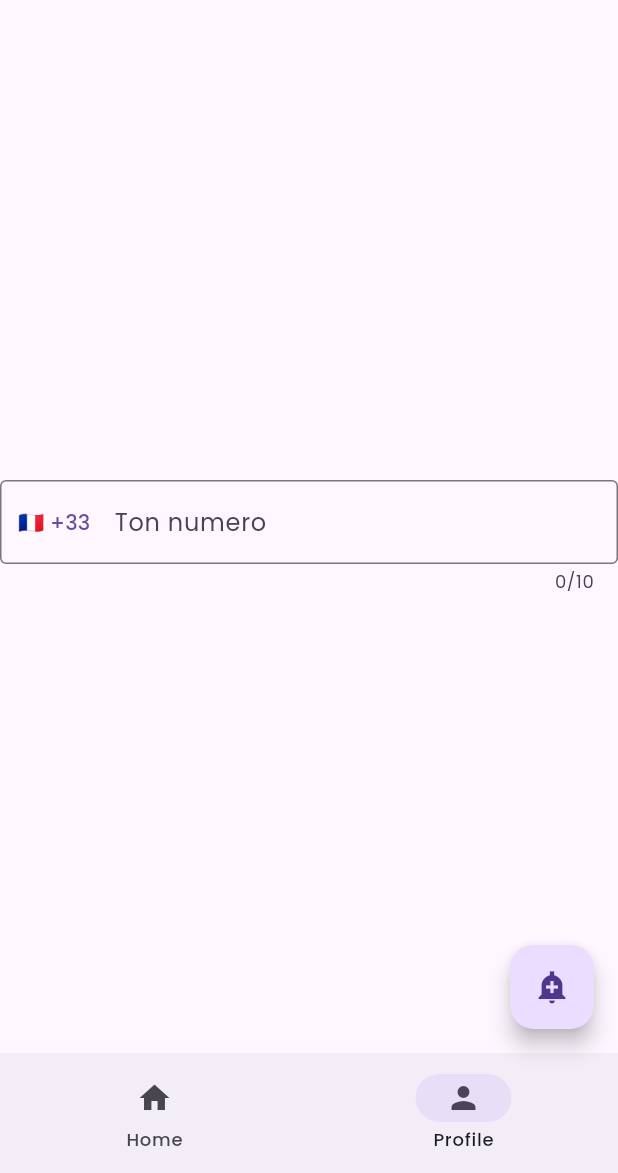
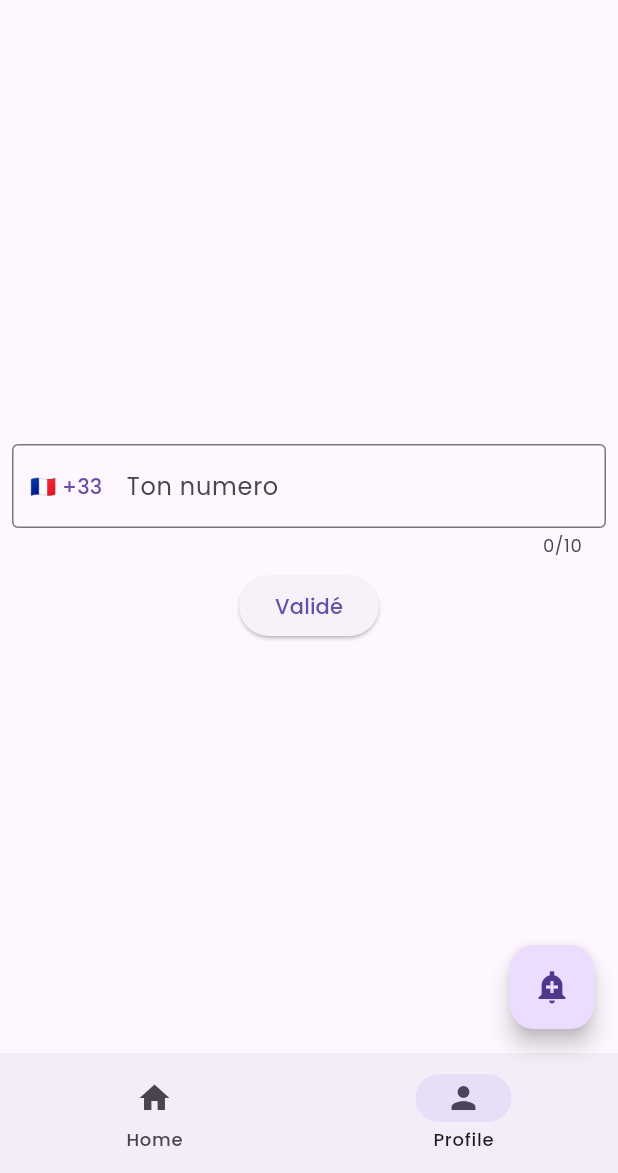
Before and after one commit to KangPvP/MyMobileApp, a Flutter app: the screen it shows after launch, item 2 of the bottom bar chosen, on a phone screen of 412 x 824 dp, the part 63-1236 px from its top. Run offline on Flutter 3.47's test engine with Material 3 defaults, Android fonts, the phone set to English and light mode, and no system bars; our stand-ins replace country_picker, flutter_riverpod, flutter_svg.

Commit message:
Add button Validé et Formatter numberOnly

```diff
--- a/flutter_app_3/lib/pages/home.dart
+++ b/flutter_app_3/lib/pages/home.dart
@@ -106,10 +106,10 @@ class HomePage extends StatelessWidget {
         elevation: 0.0,
         centerTitle: true,
         leading: GestureDetector(
-            onTap: () {
+          onTap: () {
 
-            },
-            child: Container(
+          },
+          child: Container(
             margin: const EdgeInsets.all(10),
             alignment: Alignment.center,
             decoration: BoxDecoration(
--- a/flutter_app_3/lib/pages/mainpage.dart
+++ b/flutter_app_3/lib/pages/mainpage.dart
@@ -17,7 +17,7 @@ class MainPage extends StatelessWidget {
             ),
           );
         },
-        child: const Text('Learn Flutter')
+        child: const Text('Learn Flutterss')
       )
     );
   }
--- a/flutter_app_3/lib/pages/profilpage.dart
+++ b/flutter_app_3/lib/pages/profilpage.dart
@@ -1,4 +1,6 @@
 import 'package:flutter/material.dart';
+import 'package:flutter/services.dart';
+import 'package:flutter_app_3/pages/veriftelpage.dart';
 import 'package:flutter_app_3/utils/country_code_pick.dart';
 import 'package:flutter_riverpod/flutter_riverpod.dart';
 
@@ -11,7 +13,17 @@ class ProfilPage extends StatelessWidget {
   @override
   Widget build(BuildContext context) {
     return Center(
+      child: Column(
+        mainAxisAlignment: MainAxisAlignment.center,
+        children: [
+          Container(
+            padding: const EdgeInsets.all(8.0),
             child: TextFormField(
+              keyboardType: TextInputType.number,
+              inputFormatters: <TextInputFormatter>[
+                FilteringTextInputFormatter.digitsOnly
+              ],
+
               decoration: InputDecoration(
                 hintText: 'Phone Number',
                 label: const Text('Ton numero'),
@@ -19,11 +31,23 @@ class ProfilPage extends StatelessWidget {
                 prefixIcon: _countryCodeButton(context: context)
               ),
               maxLength: 10,
+            ),
+          ),
+
+          ElevatedButton(
+            child: const Text('Validé'),
+            onPressed: (){
+              Navigator.of(context).push(
+                MaterialPageRoute(
+                  builder: (BuildContext context){ // Function for load the new page
+                    return const VerifTelPage();
+                  }
+                ),
+              );
+            }, ),
+        ],
       )
     );
-
-
-
 
     /*ListView.builder(
       itemCount: itemCount,
```
Also changed, not shown: flutter_app_3/lib/pages/veriftelpage.dart (added, +16 -0 lines). Lines whose indentation alone changed are shown as unchanged.
